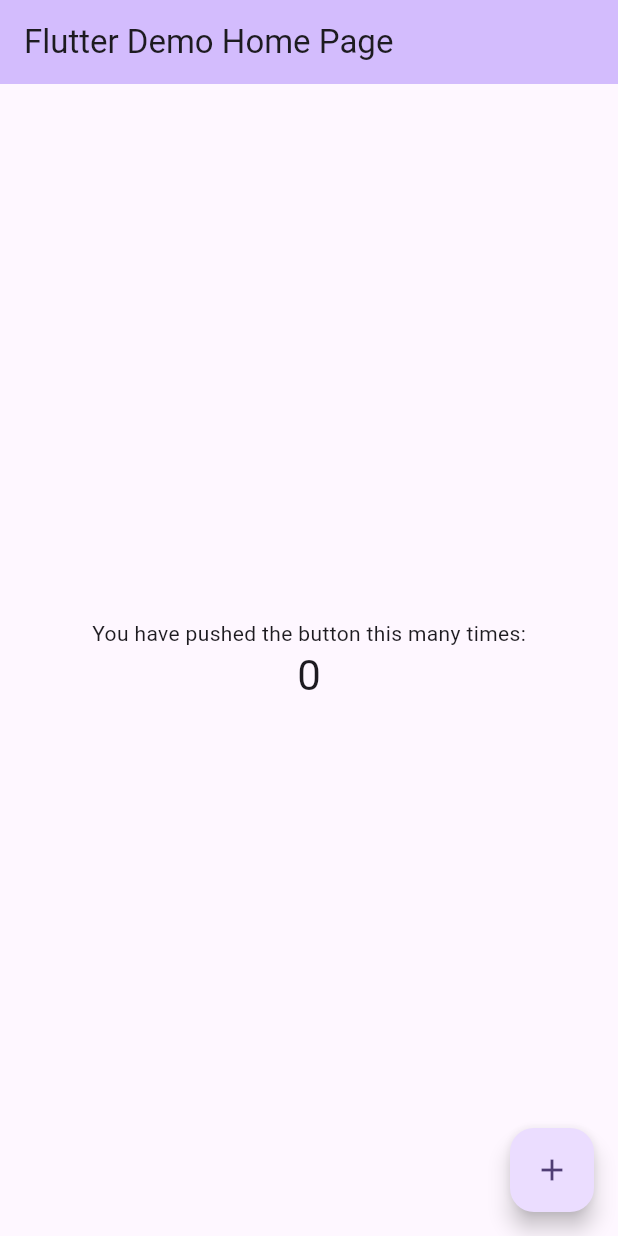
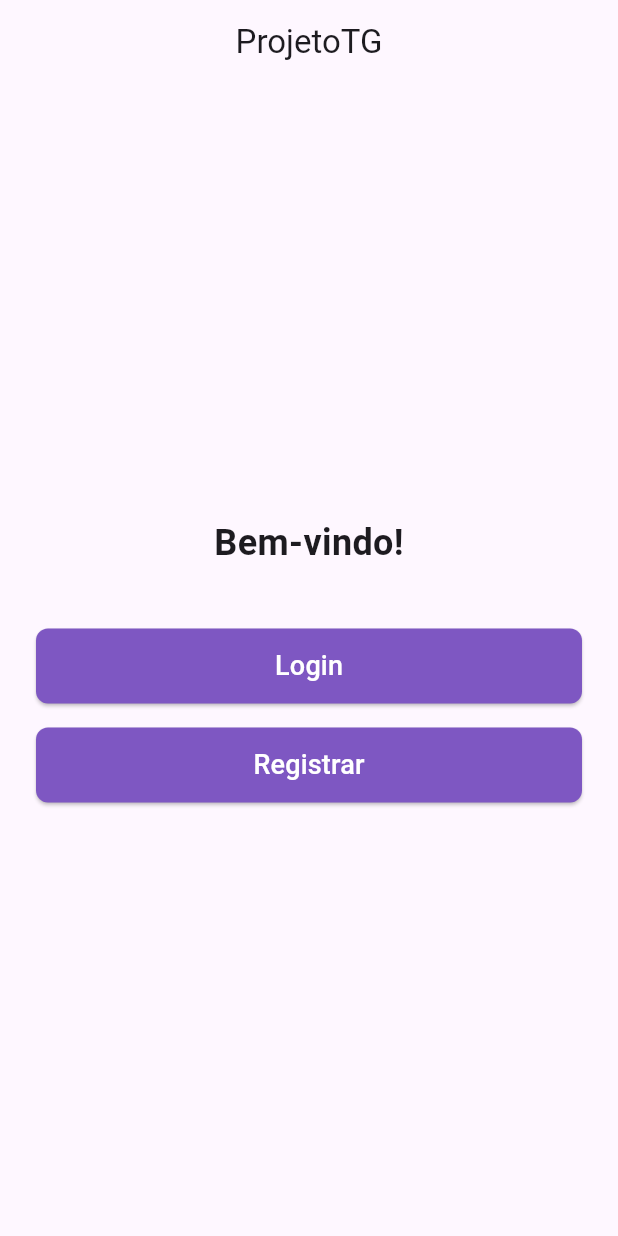
Before and after one commit to Joel-Medeiros/ProjetoTG, a Flutter app: the screen it shows after launch, on a phone screen of 412 x 824 dp. Run offline on Flutter 3.47's test engine with Material 3 defaults, Android fonts, the phone set to English and light mode, and no system bars.

Commit message:
Telas de login e registro

```diff
--- a/lib/main.dart
+++ b/lib/main.dart
@@ -1,4 +1,5 @@
 import 'package:flutter/material.dart';
+import 'screens/initial_page.dart'; // <-- Import your new file
 
 void main() {
   runApp(const MyApp());
@@ -7,116 +8,22 @@ void main() {
 class MyApp extends StatelessWidget {
   const MyApp({super.key});
 
-  // This widget is the root of your application.
   @override
   Widget build(BuildContext context) {
     return MaterialApp(
       title: 'Flutter Demo',
       theme: ThemeData(
-        // This is the theme of your application.
-        //
-        // TRY THIS: Try running your application with "flutter run". You'll see
-        // the application has a purple toolbar. Then, without quitting the app,
-        // try changing the seedColor in the colorScheme below to Colors.green
-        // and then invoke "hot reload" (save your changes or press the "hot
-        // reload" button in a Flutter-supported IDE, or press "r" if you used
-        // the command line to start the app).
-        //
-        // Notice that the counter didn't reset back to zero; the application
-        // state is not lost during the reload. To reset the state, use hot
-        // restart instead.
-        //
-        // This works for code too, not just values: Most code changes can be
-        // tested with just a hot reload.
-        colorScheme: ColorScheme.fromSeed(seedColor: Colors.deepPurple),
+        primarySwatch: Colors.deepPurple, // Sets primary color
+        elevatedButtonTheme: ElevatedButtonThemeData(
+          style: ElevatedButton.styleFrom(
+            backgroundColor: Colors.deepPurple[400], // Standard button color
+            shape: RoundedRectangleBorder(
+              borderRadius: BorderRadius.circular(8.0),
+            ),
+          ),
+        ),
       ),
-      home: const MyHomePage(title: 'Flutter Demo Home Page'),
+      home: const InitialPage(),
     );
   }
 }
-
-class MyHomePage extends StatefulWidget {
-  const MyHomePage({super.key, required this.title});
-
-  // This widget is the home page of your application. It is stateful, meaning
-  // that it has a State object (defined below) that contains fields that affect
-  // how it looks.
-
-  // This class is the configuration for the state. It holds the values (in this
-  // case the title) provided by the parent (in this case the App widget) and
-  // used by the build method of the State. Fields in a Widget subclass are
-  // always marked "final".
-
-  final String title;
-
-  @override
-  State<MyHomePage> createState() => _MyHomePageState();
-}
-
-class _MyHomePageState extends State<MyHomePage> {
-  int _counter = 0;
-
-  void _incrementCounter() {
-    setState(() {
-      // This call to setState tells the Flutter framework that something has
-      // changed in this State, which causes it to rerun the build method below
-      // so that the display can reflect the updated values. If we changed
-      // _counter without calling setState(), then the build method would not be
-      // called again, and so nothing would appear to happen.
-      _counter++;
-    });
-  }
-
-  @override
-  Widget build(BuildContext context) {
-    // This method is rerun every time setState is called, for instance as done
-    // by the _incrementCounter method above.
-    //
-    // The Flutter framework has been optimized to make rerunning build methods
-    // fast, so that you can just rebuild anything that needs updating rather
-    // than having to individually change instances of widgets.
-    return Scaffold(
-      appBar: AppBar(
-        // TRY THIS: Try changing the color here to a specific color (to
-        // Colors.amber, perhaps?) and trigger a hot reload to see the AppBar
-        // change color while the other colors stay the same.
-        backgroundColor: Theme.of(context).colorScheme.inversePrimary,
-        // Here we take the value from the MyHomePage object that was created by
-        // the App.build method, and use it to set our appbar title.
-        title: Text(widget.title),
-      ),
-      body: Center(
-        // Center is a layout widget. It takes a single child and positions it
-        // in the middle of the parent.
-        child: Column(
-          // Column is also a layout widget. It takes a list of children and
-          // arranges them vertically. By default, it sizes itself to fit its
-          // children horizontally, and tries to be as tall as its parent.
-          //
-          // Column has various properties to control how it sizes itself and
-          // how it positions its children. Here we use mainAxisAlignment to
-          // center the children vertically; the main axis here is the vertical
-          // axis because Columns are vertical (the cross axis would be
-          // horizontal).
-          //
-          // TRY THIS: Invoke "debug painting" (choose the "Toggle Debug Paint"
-          // action in the IDE, or press "p" in the console), to see the
-          // wireframe for each widget.
-          mainAxisAlignment: MainAxisAlignment.center,
-          children: <Widget>[
-            const Text('You have pushed the button this many times:'),
-            Text(
-              '$_counter',
-              style: Theme.of(context).textTheme.headlineMedium,
-            ),
-          ],
-        ),
-      ),
-      floatingActionButton: FloatingActionButton(
-        onPressed: _incrementCounter,
-        tooltip: 'Increment',
-        child: const Icon(Icons.add),
-      ), // This trailing comma makes auto-formatting nicer for build methods.
-    );
-  }
-}
--- /dev/null
+++ b/lib/screens/initial_page.dart
@@ -0,0 +1,89 @@
+import 'package:flutter/material.dart';
+import 'login_page.dart';     // Import your LoginPage
+import 'register_page.dart'; // Import your RegisterPage
+
+class InitialPage extends StatelessWidget {
+  const InitialPage({Key? key}) : super(key: key);
+
+  @override
+  Widget build(BuildContext context) {
+    return Scaffold(
+      appBar: AppBar(
+        title: const Text('ProjetoTG'),
+        centerTitle: true,
+      ),
+      body: SafeArea(
+        child: Center(
+          child: Padding(
+            padding: const EdgeInsets.all(24.0),
+            child: Column(
+              mainAxisAlignment: MainAxisAlignment.center,
+              children: [
+                // Welcome Text (Optional)
+                const Text(
+                  'Bem-vindo!',
+                  style: TextStyle(
+                    fontSize: 24,
+                    fontWeight: FontWeight.bold,
+                  ),
+                ),
+                const SizedBox(height: 40),
+
+                // Login Button
+                SizedBox(
+                  width: double.infinity,
+                  height: 50.0,
+                  child: ElevatedButton(
+                    style: ElevatedButton.styleFrom(
+                      shape: RoundedRectangleBorder(
+                        borderRadius: BorderRadius.circular(8.0),
+                      ),
+                    ),
+                    onPressed: () {
+                      Navigator.push(
+                        context,
+                        MaterialPageRoute(
+                          builder: (context) => const LoginPage(),
+                        ),
+                      );
+                    },
+                    child: const Text(
+                      'Login',
+                      style: TextStyle(fontSize: 18, color: Colors.white),
+                    ),
+                  ),
+                ),
+                const SizedBox(height: 16),
+
+                // Register Button
+                SizedBox(
+                  width: double.infinity,
+                  height: 50.0,
+                  child: ElevatedButton(
+                    style: ElevatedButton.styleFrom(
+                      shape: RoundedRectangleBorder(
+                        borderRadius: BorderRadius.circular(8.0),
+                      ),
+                    ),
+                    onPressed: () {
+                      Navigator.push(
+                        context,
+                        MaterialPageRoute(
+                          builder: (context) => const RegisterPage(),
+                        ),
+                      );
+                    },
+                    child: const Text(
+                      'Registrar',
+                      style: TextStyle(fontSize: 18, color: Colors.white),
+                    ),
+                  ),
+                ),
+              ],
+            ),
+          ),
+        ),
+      ),
+    );
+  }
+}
--- a/pubspec.yaml
+++ b/pubspec.yaml
@@ -34,6 +34,7 @@ dependencies:
   # The following adds the Cupertino Icons font to your application.
   # Use with the CupertinoIcons class for iOS style icons.
   cupertino_icons: ^1.0.8
+
 
 dev_dependencies:
   flutter_test:
```
Also changed, not shown: lib/screens/login_page.dart (added, +125 -0 lines), lib/screens/register_page.dart (added, +191 -0 lines).
